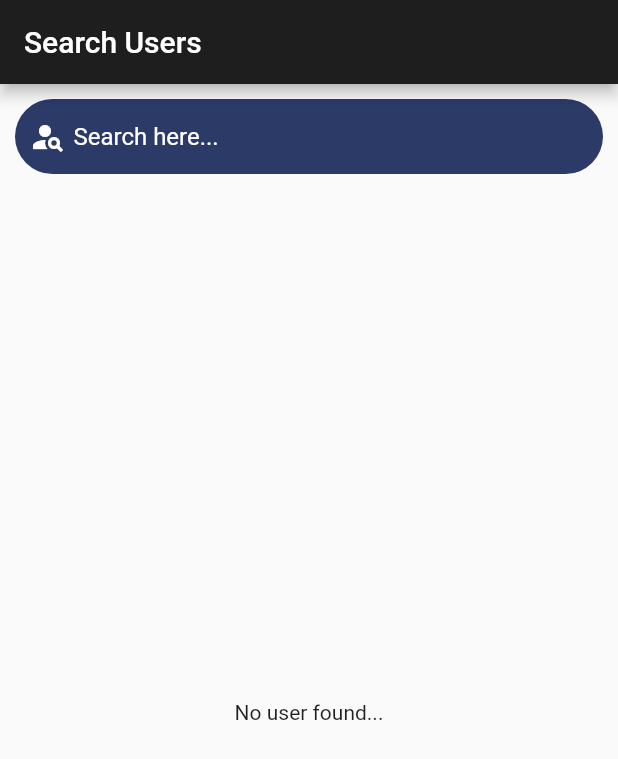
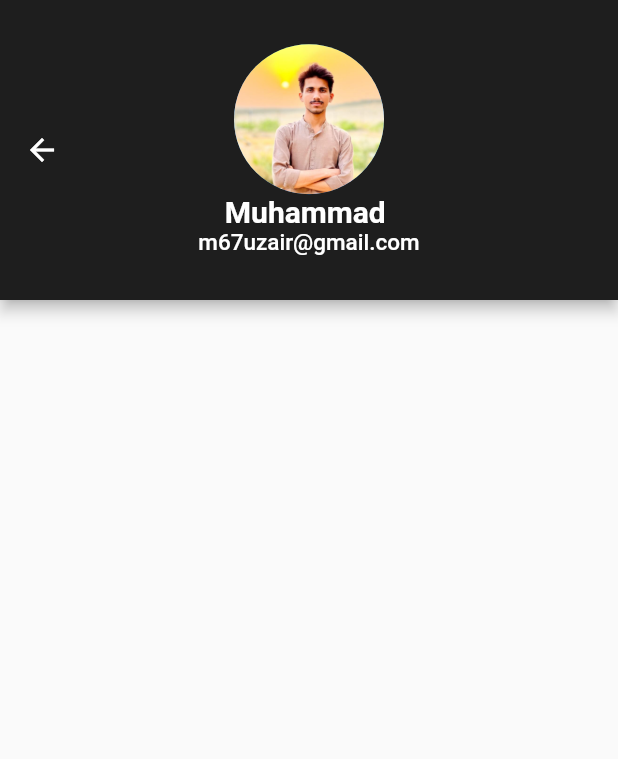
Before and after one commit to m67uzair/chat-app-flutter, a Flutter app: the HomeScreen screen opened directly, item 2 of the bottom bar chosen, after a tap on the "person" icon, on a phone screen of 412 x 824 dp. Shown: the top 759 px of the screen. Run offline on Flutter 3.47's test engine with Material 2 defaults, Android fonts, the phone set to English and light mode, and no system bars; our stand-ins replace cloud_firestore, equatable, firebase_auth, firebase_core, firebase_storage, form_field_validator and 2 more; accounts and stored records are empty.

Commit message:
started working on profile settings screen

```diff
--- a/lib/main.dart
+++ b/lib/main.dart
@@ -64,7 +64,7 @@ class MyApp extends StatelessWidget {
             if (snapshot.connectionState == ConnectionState.waiting) {
               return const Center(child: CircularProgressIndicator());
             } else if (snapshot.hasData) {
-              return const SearchScreen();
+              return const HomeScreen();
             } else {
               return const AuthPage();
             }
--- a/lib/providers/auth_provider.dart
+++ b/lib/providers/auth_provider.dart
@@ -99,7 +99,7 @@ class AuthProvider extends ChangeNotifier {
             .doc(firebaseUser!.uid)
             .set({
           FirestoreConstants.displayName: firebaseUser!.displayName,
-          FirestoreConstants.photoUrl: firebaseUser!.photoURL,
+          FirestoreConstants.photoUrl: firebaseUser!.photoURL ?? "",
           FirestoreConstants.id: firebaseUser!.uid,
           "createdAt: ": DateTime.now().millisecondsSinceEpoch.toString(),
           FirestoreConstants.chattingWith: null
--- a/lib/screens/home_screen.dart
+++ b/lib/screens/home_screen.dart
@@ -3,6 +3,8 @@ import 'dart:async';
 import 'package:chat_app_flutter/main.dart';
 import 'package:chat_app_flutter/providers/auth_provider.dart';
 import 'package:chat_app_flutter/screens/chat_screen.dart';
+import 'package:chat_app_flutter/screens/profile_screen.dart';
+import 'package:chat_app_flutter/screens/search_screen.dart';
 import 'package:flutter/material.dart';
 import 'package:flutter/services.dart';
 import 'package:modal_bottom_sheet/modal_bottom_sheet.dart';
@@ -32,12 +34,21 @@ class _HomeScreenState extends State<HomeScreen> {
       length: 4,
       child: Scaffold(
         appBar: AppBar(
+          leading: IconButton(
+            onPressed: () {
+              Navigator.push(
+                  context,
+                  MaterialPageRoute(
+                    builder: (context) => const SearchScreen(),
+                  ));
+            },
+            icon: const Icon(Icons.search),
+          ),
           title: const Text(
             "Messages",
             style: TextStyle(fontFamily: "caros", fontSize: 25),
           ),
           centerTitle: true,
-          leading: const Icon(Icons.search),
           elevation: 0,
           systemOverlayStyle: const SystemUiOverlayStyle(
             statusBarColor: Color(0xff1E1E1E),
@@ -47,9 +58,13 @@ class _HomeScreenState extends State<HomeScreen> {
             CircleAvatar(
               child: IconButton(
                 onPressed: () async {
-                  await authProvider.signOut();
-                  navigatorKey.currentState!.popUntil((route) => route.isFirst);
-                  // Navigator.popUntil(context, (route) => route.isFirst);
+                  // await authProvider.signOut();
+                  // navigatorKey.currentState!.popUntil((route) => route.isFirst);
+                  Navigator.push(
+                      context,
+                      MaterialPageRoute(
+                        builder: (context) => const ProfileSettingsScreen(),
+                      ));
                 },
                 icon: const Icon(Icons.person),
               ),
--- /dev/null
+++ b/lib/screens/profile_screen.dart
@@ -0,0 +1,46 @@
+import 'package:flutter/material.dart';
+import 'package:flutter/services.dart';
+
+class ProfileSettingsScreen extends StatefulWidget {
+  const ProfileSettingsScreen({super.key});
+
+  @override
+  State<ProfileSettingsScreen> createState() => _ProfileSettingsScreenState();
+}
+
+class _ProfileSettingsScreenState extends State<ProfileSettingsScreen> {
+  @override
+  Widget build(BuildContext context) {
+    return Scaffold(
+      appBar: AppBar(
+        systemOverlayStyle: const SystemUiOverlayStyle(
+          statusBarColor: Color(0xff1E1E1E),
+        ),
+        backgroundColor: const Color(0xff1E1E1E),
+        centerTitle: true,
+        toolbarHeight: 200,
+        title: Column(
+          // ignore: prefer_const_literals_to_create_immutables
+          children: [
+            const CircleAvatar(
+              radius: 50,
+              backgroundImage: AssetImage("assets/images/m_uzair.png"),
+            ),
+            const Text(
+              "Muhammad ",
+              style: TextStyle(
+                color: Colors.white,
+                fontWeight: FontWeight.bold,
+                fontSize: 20,
+              ),
+            ),
+            const Text(
+              "m67uzair@gmail.com",
+              style: TextStyle(color: Colors.white, fontSize: 15),
+            )
+          ],
+        ),
+      ),
+    );
+  }
+}
--- a/lib/screens/search_screen.dart
+++ b/lib/screens/search_screen.dart
@@ -208,7 +208,7 @@ class _SearchScreenState extends State<SearchScreen> {
                           peerId: userChat.id,
                           peerAvatar: userChat.photoUrl,
                           peerNickname: userChat.displayName,
-                          userAvatar: firebaseAuth.currentUser!.photoURL!,
+                          userAvatar: firebaseAuth.currentUser?.photoURL ?? "",
                         )));
           },
           child: ListTile(
```
